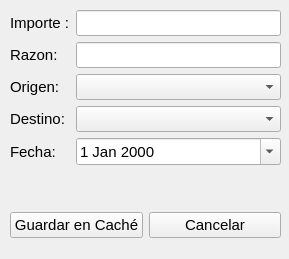
The window that view/viewMovimiento.ui (ego-kyriarchos/pempins) describes before a commit, drawn with Qt 5.
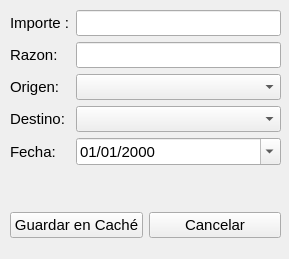
The same window after the commit. Icons and pictures are not drawn.

```diff
--- a/view/viewMovimiento.ui
+++ b/view/viewMovimiento.ui
@@ -108,6 +108,9 @@
         <pointsize>11</pointsize>
        </font>
       </property>
+      <property name="displayFormat">
+       <string>dd/MM/yyyy</string>
+      </property>
       <property name="calendarPopup">
        <bool>true</bool>
       </property>
```
Left out of the diff: 4 changed lines with no effect on the pictures.
